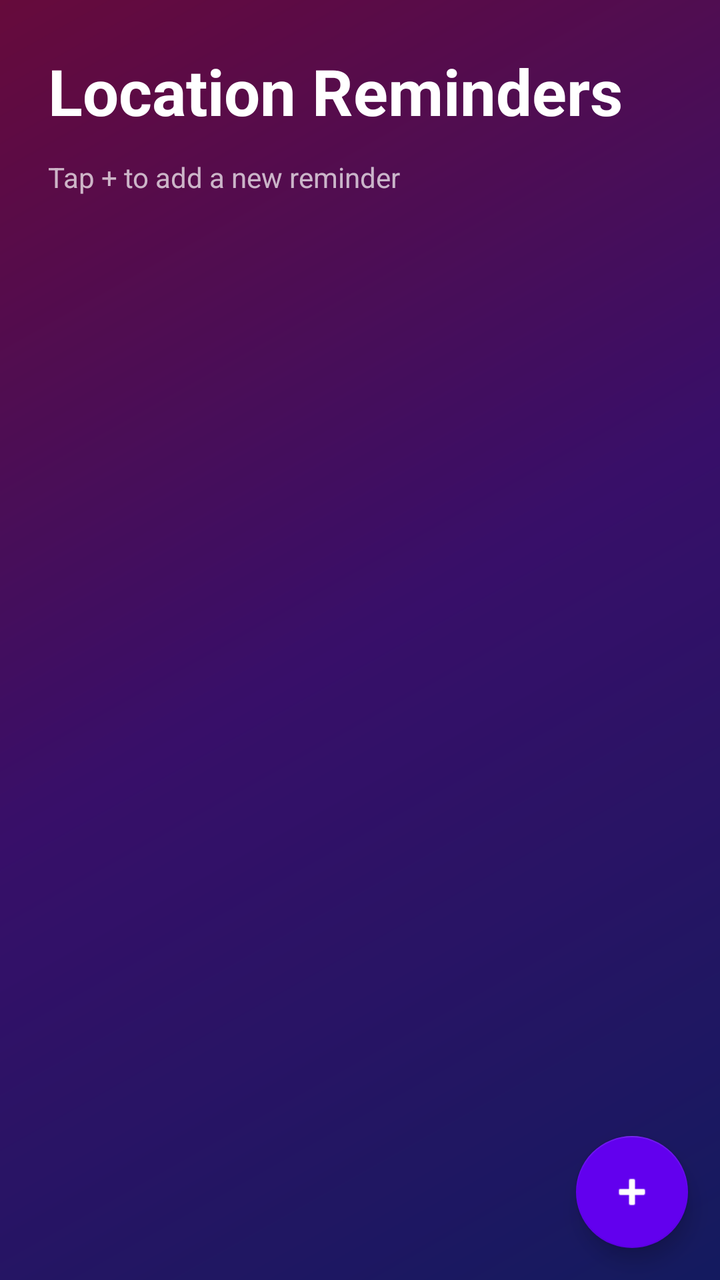
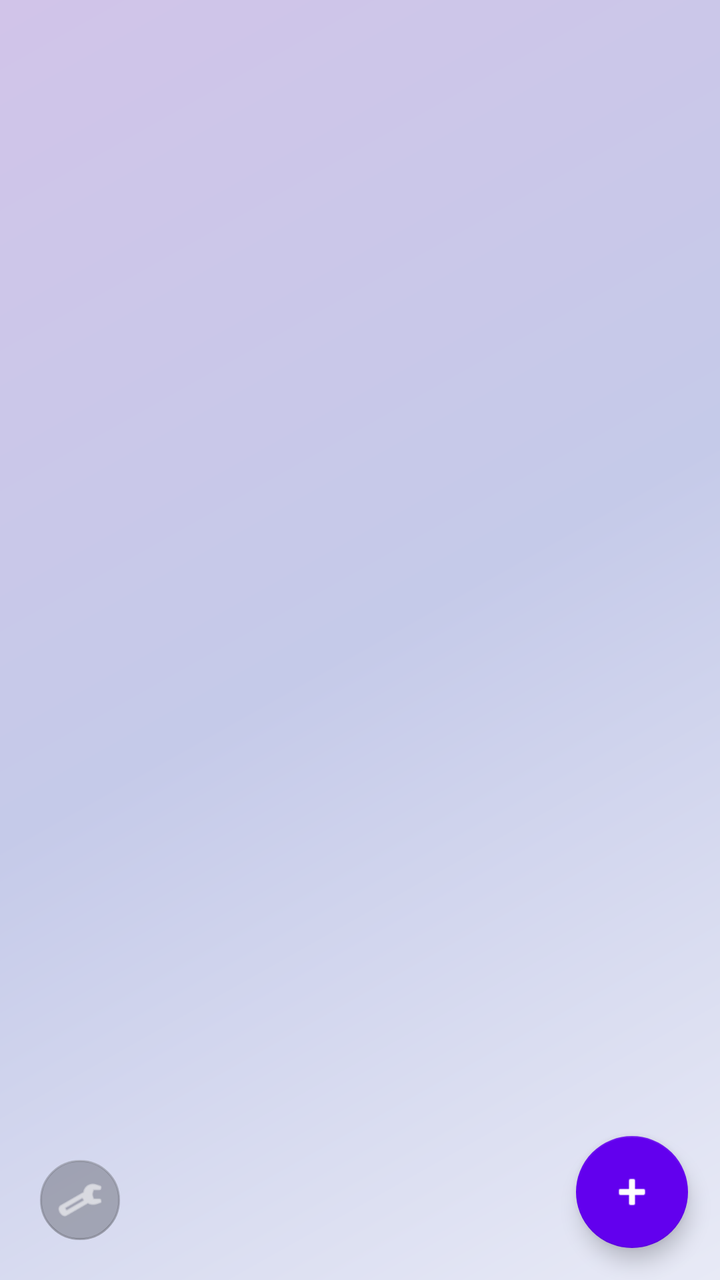

The first picture is an Android layout as it rendered before a commit; the second is the same layout after the commit. The layout source and the unified diff follow.
<!-- AndroidManifest.xml: activity theme Theme.LocationReminder -->
<!-- res/layout/activity_main.xml -->
<?xml version="1.0" encoding="utf-8"?>
<androidx.constraintlayout.widget.ConstraintLayout
xmlns:android="http://schemas.android.com/apk/res/android"
xmlns:app="http://schemas.android.com/apk/res-auto"
android:layout_width="match_parent"
android:layout_height="match_parent"
android:fitsSystemWindows="true"
android:background="@drawable/gradient_background">


<LinearLayout
    android:layout_width="0dp"
    android:layout_height="0dp"
    android:orientation="vertical"
    android:padding="24dp"
    app:layout_constraintTop_toTopOf="parent"
    app:layout_constraintBottom_toBottomOf="parent"
    app:layout_constraintStart_toStartOf="parent"
    app:layout_constraintEnd_toEndOf="parent">

    
    <TextView
        android:id="@+id/titleText"
        android:layout_width="match_parent"
        android:layout_height="wrap_content"
        android:text="Location Reminders"
        android:textColor="@color/white"
        android:textSize="32sp"
        android:textStyle="bold"
        android:layout_marginBottom="8dp"/>

    <TextView
        android:layout_width="match_parent"
        android:layout_height="wrap_content"
        android:text="Tap + to add a new reminder"
        android:textColor="@color/white"
        android:alpha="0.7"
        android:textSize="14sp"
        android:layout_marginVertical="4dp"/>

    
    <androidx.recyclerview.widget.RecyclerView
        android:id="@+id/remindersRecyclerView"
        android:layout_width="match_parent"
        android:layout_height="match_parent"
        android:clipToPadding="false"
        android:paddingTop="8dp"/>
</LinearLayout>


<com.google.android.material.floatingactionbutton.FloatingActionButton
    android:id="@+id/addReminderButton"
    android:layout_width="wrap_content"
    android:layout_height="wrap_content"
    app:backgroundTint="@color/colorPrimary"
    app:rippleColor="@color/colorSecondary"
    android:src="@android:drawable/ic_input_add"
    android:contentDescription="Add Reminder"
    app:tint="@color/white"
    app:elevation="6dp"
    app:layout_constraintBottom_toBottomOf="parent"
    app:layout_constraintEnd_toEndOf="parent"
    android:layout_margin="16dp"/>

</androidx.constraintlayout.widget.ConstraintLayout>
<!-- resources referenced by this layout -->
<resources>
  <color name="colorPrimary">#6200EE</color>
  <color name="colorSecondary">#03DAC5</color>
  <color name="white">#FFFFFF</color>
  <!-- drawable gradient_background (drawable) -->
  <?xml version="1.0" encoding="utf-8"?>
  <layer-list xmlns:android="http://schemas.android.com/apk/res/android">
      
      
      <item>
          <shape android:shape="rectangle">
              <gradient
                  android:angle="135"
                  android:startColor="#1a237e"
                  android:centerColor="#4a148c"
                  android:endColor="#880e4f"
                  android:type="linear" />
          </shape>
      </item>
      
      
      <item>
          <shape android:shape="rectangle">
              <solid android:color="#40000000" />
          </shape>
      </item>
      
  </layer-list>
  <style name="Theme.LocationReminder" parent="Theme.MaterialComponents.DayNight.NoActionBar">
      <item name="colorPrimary">@color/colorPrimary</item>
      <item name="colorPrimaryVariant">@color/colorPrimaryVariant</item>
      <item name="colorOnPrimary">@color/white</item>
      <item name="colorSecondary">@color/colorSecondary</item>
      <item name="colorSecondaryVariant">@color/colorSecondaryDark</item>
      <item name="colorOnSecondary">@color/black</item>
  
      
      <item name="android:statusBarColor">@color/gradient_base_dark</item>
      <item name="android:navigationBarColor">@color/gradient_base_dark</item>
  </style>
  <color name="colorPrimaryVariant">#3700B3</color>
  <color name="colorSecondaryDark">#01B7A4</color>
  <color name="black">#000000</color>
  <color name="gradient_base_dark">#121212</color>
</resources>

<!-- the commit's change to res/layout/activity_main.xml (unified diff, before → after) -->
@@ -1,11 +1,12 @@
 <?xml version="1.0" encoding="utf-8"?>
 <androidx.constraintlayout.widget.ConstraintLayout
-xmlns:android="http://schemas.android.com/apk/res/android"
-xmlns:app="http://schemas.android.com/apk/res-auto"
-android:layout_width="match_parent"
-android:layout_height="match_parent"
-android:fitsSystemWindows="true"
-android:background="@drawable/gradient_background">
+    android:id="@+id/rootLayout"
+    xmlns:android="http://schemas.android.com/apk/res/android"
+    xmlns:app="http://schemas.android.com/apk/res-auto"
+    android:layout_width="match_parent"
+    android:layout_height="match_parent"
+    android:fitsSystemWindows="true"
+    android:background="@drawable/gradient_background">
 
 
 <LinearLayout
@@ -19,26 +20,6 @@ android:background="@drawable/gradient_background">
     app:layout_constraintEnd_toEndOf="parent">
 
     
-    <TextView
-        android:id="@+id/titleText"
-        android:layout_width="match_parent"
-        android:layout_height="wrap_content"
-        android:text="Location Reminders"
-        android:textColor="@color/white"
-        android:textSize="32sp"
-        android:textStyle="bold"
-        android:layout_marginBottom="8dp"/>
-
-    <TextView
-        android:layout_width="match_parent"
-        android:layout_height="wrap_content"
-        android:text="Tap + to add a new reminder"
-        android:textColor="@color/white"
-        android:alpha="0.7"
-        android:textSize="14sp"
-        android:layout_marginVertical="4dp"/>
-
-    
     <androidx.recyclerview.widget.RecyclerView
         android:id="@+id/remindersRecyclerView"
         android:layout_width="match_parent"
@@ -47,19 +28,35 @@ android:background="@drawable/gradient_background">
         android:paddingTop="8dp"/>
 </LinearLayout>
 
+    
+    <com.google.android.material.floatingactionbutton.FloatingActionButton
+        android:id="@+id/addReminderButton"
+        android:layout_width="wrap_content"
+        android:layout_height="wrap_content"
+        app:backgroundTint="@color/colorPrimary"
+        app:rippleColor="@color/colorSecondary"
+        android:src="@android:drawable/ic_input_add"
+        android:contentDescription="Add Reminder"
+        app:tint="@color/white"
+        app:elevation="6dp"
+        app:layout_constraintBottom_toBottomOf="parent"
+        app:layout_constraintEnd_toEndOf="parent"
+        android:layout_margin="16dp"/>
 
-<com.google.android.material.floatingactionbutton.FloatingActionButton
-    android:id="@+id/addReminderButton"
-    android:layout_width="wrap_content"
-    android:layout_height="wrap_content"
-    app:backgroundTint="@color/colorPrimary"
-    app:rippleColor="@color/colorSecondary"
-    android:src="@android:drawable/ic_input_add"
-    android:contentDescription="Add Reminder"
-    app:tint="@color/white"
-    app:elevation="6dp"
-    app:layout_constraintBottom_toBottomOf="parent"
-    app:layout_constraintEnd_toEndOf="parent"
-    android:layout_margin="16dp"/>
+    
+    <com.google.android.material.floatingactionbutton.FloatingActionButton
+        android:id="@+id/settingsButton"
+        android:layout_width="wrap_content"
+        android:layout_height="wrap_content"
+        app:backgroundTint="#40000000"
+        app:rippleColor="@color/colorSecondary"
+        android:src="@android:drawable/ic_menu_preferences"
+        android:contentDescription="Settings"
+        app:tint="@color/white"
+        app:elevation="0dp"
+        app:fabSize="mini"
+        app:layout_constraintBottom_toBottomOf="parent"
+        app:layout_constraintStart_toStartOf="parent"
+        android:layout_margin="16dp"/>
 
-</androidx.constraintlayout.widget.ConstraintLayout>
+    </androidx.constraintlayout.widget.ConstraintLayout>
<!-- resource entries referenced after the edit -->
@@ -5,28 +5,15 @@
   <color name="white">#FFFFFF</color>
   <!-- drawable gradient_background (drawable) -->
   <?xml version="1.0" encoding="utf-8"?>
-  <layer-list xmlns:android="http://schemas.android.com/apk/res/android">
-      
-      
-      <item>
-          <shape android:shape="rectangle">
-              <gradient
-                  android:angle="135"
-                  android:startColor="#1a237e"
-                  android:centerColor="#4a148c"
-                  android:endColor="#880e4f"
-                  android:type="linear" />
-          </shape>
-      </item>
-      
-      
-      <item>
-          <shape android:shape="rectangle">
-              <solid android:color="#40000000" />
-          </shape>
-      </item>
-      
-  </layer-list>
+  <shape xmlns:android="http://schemas.android.com/apk/res/android"
+      android:shape="rectangle">
+      <gradient
+          android:angle="135"
+          android:startColor="#E8EAF6"
+          android:centerColor="#C5CAE9"
+          android:endColor="#D1C4E9"
+          android:type="linear" />
+  </shape>
   <style name="Theme.LocationReminder" parent="Theme.MaterialComponents.DayNight.NoActionBar">
       <item name="colorPrimary">@color/colorPrimary</item>
       <item name="colorPrimaryVariant">@color/colorPrimaryVariant</item>
